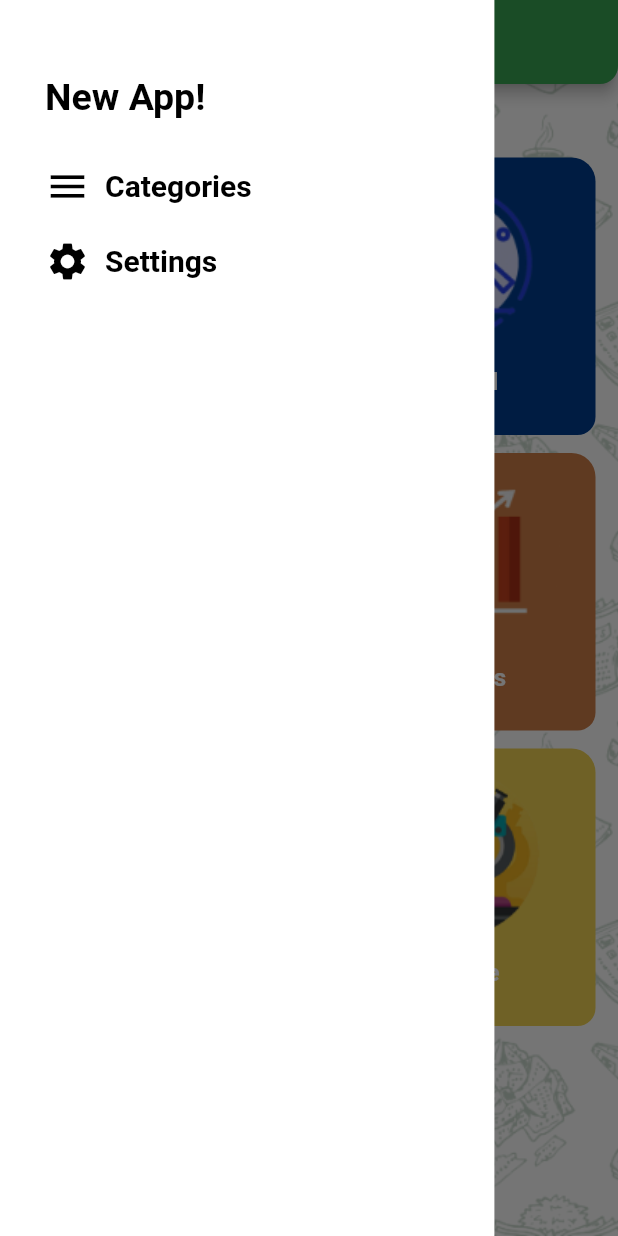
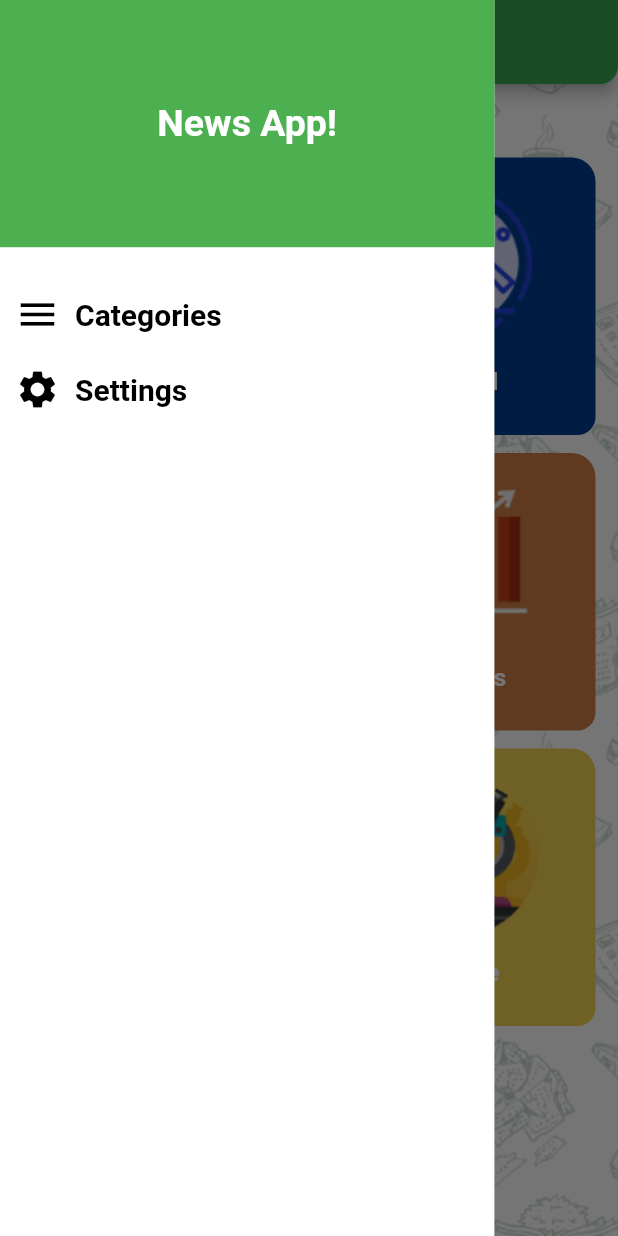
Before and after one commit to Ahmed-Nagiub/news_app, a Flutter app: the screen it shows after launch, with the side drawer open, on a phone screen of 412 x 824 dp. Run offline on Flutter 3.47's test engine with Material 2 defaults, Android fonts, the phone set to English and light mode, and no system bars; our stand-ins replace cached_network_image; missing offline and left inert: animation_search_bar.

Commit message:
Finish News App

```diff
--- a/lib/screens/drawer_widget.dart
+++ b/lib/screens/drawer_widget.dart
@@ -12,16 +12,26 @@ class DrawerWidget extends StatelessWidget {
     return Container(
       color: Colors.white,
       width: MediaQuery.of(context).size.width*0.80,
-      child: Padding(
-        padding: EdgeInsets.symmetric(vertical: 50,horizontal: 30),
       child: Column(
         crossAxisAlignment: CrossAxisAlignment.stretch,
         children: [
-            Text('New App!',
-              style: TextStyle(fontSize: 25,fontWeight: FontWeight.bold,color: Colors.black,),
+          Container(
+            width: double.infinity,
+            height: MediaQuery.of(context).size.height*0.20,
+            color: Colors.green,
+            child: Center(
+              child: Text('News App!',style: TextStyle(
+                fontSize: 25,
+                fontWeight: FontWeight.bold,
+                color: Colors.white
+              ),
+                textAlign: TextAlign.center,),
+            ),
           ),
           SizedBox(height: 30,),
-            Row(
+          Padding(
+            padding: EdgeInsets.only(left: 10),
+            child: Row(
               children: [
                 Icon(Icons.menu,size: 30,color: Colors.black,),
                 SizedBox(width: 10,),
@@ -32,8 +42,11 @@ class DrawerWidget extends StatelessWidget {
                     child: Text('Categories',style: TextStyle(fontSize: 20,color: Colors.black,fontWeight: FontWeight.bold),)),
               ],
             ),
+          ),
           SizedBox(height: 20,),
-            Row(
+          Padding(
+            padding: EdgeInsets.only(left: 10),
+            child: Row(
               children: [
                 Icon(Icons.settings,size: 30,color: Colors.black,),
                 SizedBox(width: 10,),
@@ -44,8 +57,8 @@ class DrawerWidget extends StatelessWidget {
                     child: Text('Settings',style: TextStyle(fontSize: 20,color: Colors.black,fontWeight: FontWeight.bold),)),
               ],
             ),
+          ),
         ],
-        ),
       ),
     );
   }
--- a/pubspec.yaml
+++ b/pubspec.yaml
@@ -39,6 +39,9 @@ dependencies:
   http: ^0.13.5
   cached_network_image: ^3.2.3
   animation_search_bar: ^0.0.10
+  provider: ^6.0.5
+  url_launcher: ^6.1.7
+  searchbar_animation: ^0.0.4
 
 
 dev_dependencies:
```
Also changed, not shown: lib/layout/Anim_search_bar.dart (+22 -4 lines), lib/layout/details_screen.dart (added, +100 -0 lines), lib/main.dart (+7 -1 lines), lib/models/SearchResponse.dart (+5 -5 lines), lib/providers/app_provider.dart (added, +11 -0 lines), lib/screens/news_item.dart (+8 -1 lines), lib/screens/search_item.dart (+20 -8 lines), lib/screens/search_screen.dart (+11 -12 lines), lib/screens/tab_controller.dart (+10 -2 lines), pubspec.lock, 17 other files. Lines whose indentation alone changed are shown as unchanged.
